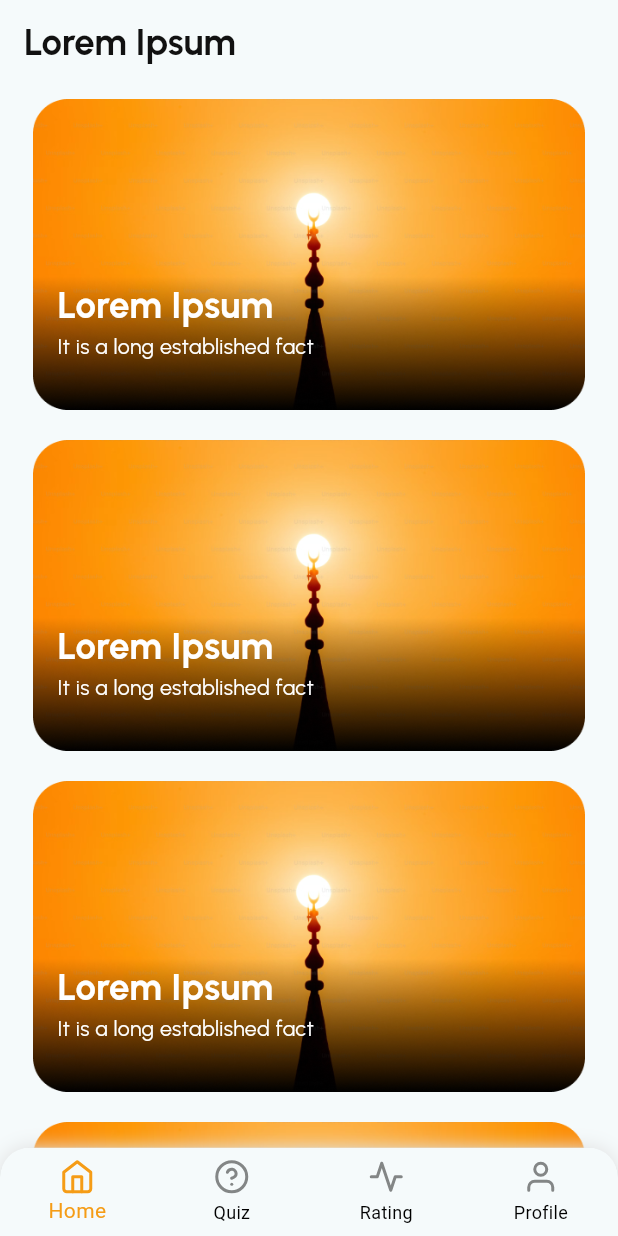
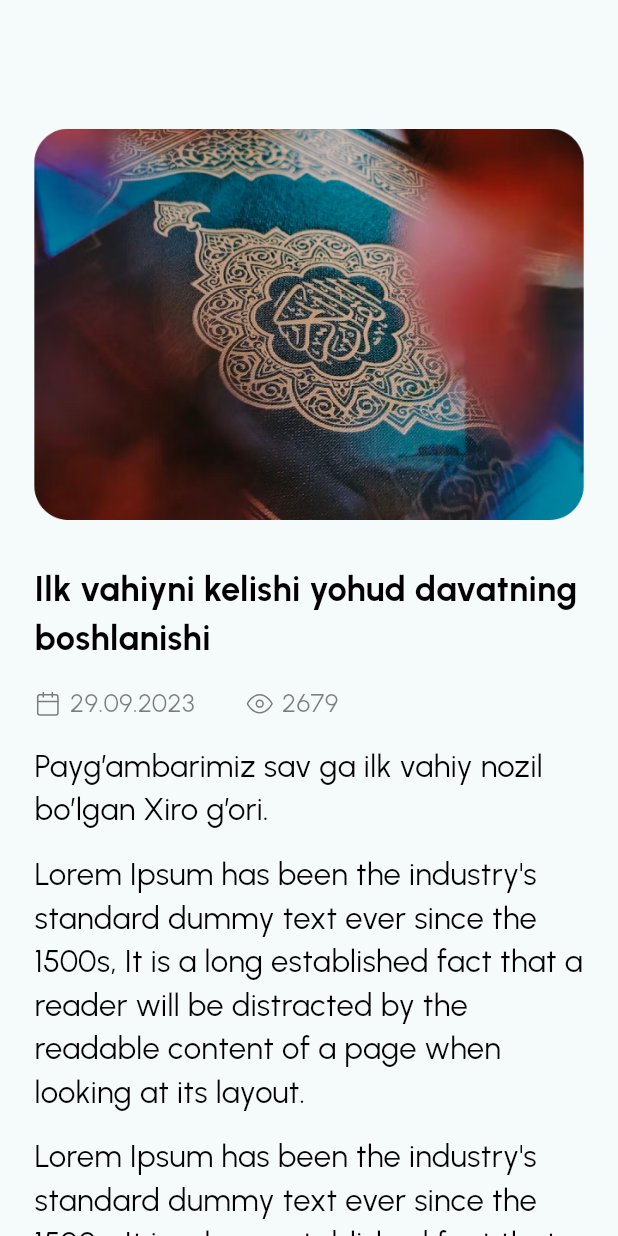
Before and after one commit to xasanov1716/Nabeey, a Flutter app: the screen it shows after launch, on a phone screen of 412 x 824 dp. Run offline on Flutter 3.47's test engine with Material 2 defaults, Android fonts, the phone set to English and light mode, and no system bars; drawn by our look-alikes of zoom_tap_animation; our stand-ins replace audioplayers, chewie, equatable, flutter_bloc, flutter_screenutil, flutter_svg and 2 more.

Commit message:
article_detail_screen added

```diff
--- a/lib/main.dart
+++ b/lib/main.dart
@@ -1,5 +1,6 @@
 import 'package:contest_app/blocs/audio_bloc/audio_bloc.dart';
 import 'package:contest_app/ui/tab/app_routes.dart';
+import 'package:contest_app/ui/tab/home/sub_screens/articles/sub_screen/article_detail_screen.dart';
 import 'package:contest_app/ui/tab/home/sub_screens/videos/sub_screens/all_videos/videos_screen.dart';
 import 'package:contest_app/utils/theme.dart';
 import 'package:flutter/material.dart';
@@ -41,8 +42,9 @@ class MyApp extends StatelessWidget {
             colorScheme: ColorScheme.fromSeed(seedColor: Colors.white),
             useMaterial3: true,
           ),
-          initialRoute: RouteNames.tabBox,
-          onGenerateRoute: AppRoutes.generateRoute,
+          home: const ArticleDetailScreen(),
+          // initialRoute: RouteNames.tabBox,
+          // onGenerateRoute: AppRoutes.generateRoute,
         );
       },
     );
--- /dev/null
+++ b/lib/ui/tab/home/sub_screens/articles/sub_screen/article_detail_screen.dart
@@ -0,0 +1,108 @@
+import 'package:contest_app/utils/constants.dart';
+import 'package:contest_app/utils/icons.dart';
+import 'package:flutter/material.dart';
+import 'package:flutter_svg/flutter_svg.dart';
+import '../../../../../../utils/colors.dart';
+
+class ArticleDetailScreen extends StatelessWidget {
+  const ArticleDetailScreen({super.key});
+
+  @override
+  Widget build(BuildContext context) {
+    double height = MediaQuery.of(context).size.height;
+    double width = MediaQuery.of(context).size.width;
+    return Scaffold(
+      appBar: AppBar(),
+      body: Padding(
+        padding: EdgeInsets.symmetric(horizontal: width / 18),
+        child: ListView(
+          physics: const BouncingScrollPhysics(),
+          children: [
+            Padding(
+              padding: EdgeInsets.symmetric(vertical: width / 18),
+              child: ClipRRect(
+                borderRadius: BorderRadius.circular(width / 18),
+                child: Image.asset(AppIcons.articleDetail, height: height / 3, width: width / 1.125),
+              ),
+            ),
+            Text(
+              "Ilk vahiyni kelishi yohud davatning boshlanishi",
+              maxLines: 2,
+              overflow: TextOverflow.ellipsis,
+              style: TextStyle(
+                color: AppColors.black,
+                fontSize: width / 18,
+                fontWeight: FontWeight.w700,
+                fontFamily: "Urbanist",
+              ),
+            ),
+            Padding(
+              padding: EdgeInsets.symmetric(vertical: height / 58),
+              child: Row(
+                children: [
+                  SvgPicture.asset(AppIcons.calendar,colorFilter: ColorFilter.mode(Colors.black.withOpacity(0.5), BlendMode.srcIn)),
+                  SizedBox(width: width / 72),
+                  Text(
+                    "${(DateTime.now()).toString().substring(8, 10)}.${(DateTime.now()).toString().substring(5, 7)}.${(DateTime.now()).toString().substring(0, 4)}",
+                    style: TextStyle(
+                      color: AppColors.black.withOpacity(0.5),
+                      fontSize: width / 24,
+                      fontWeight: FontWeight.w400,
+                      fontFamily: "Urbanist",
+                    ),
+                  ),
+                  SizedBox(width: width / 12),
+                  SvgPicture.asset(AppIcons.eye,colorFilter: ColorFilter.mode(Colors.black.withOpacity(0.5), BlendMode.srcIn)),
+                  SizedBox(width: width / 72),
+                  Text(
+                    "2679",
+                    style: TextStyle(
+                      color: AppColors.black.withOpacity(0.5),
+                      fontSize: width / 24,
+                      fontWeight: FontWeight.w400,
+                      fontFamily: "Urbanist",
+                    ),
+                  ),
+                ],
+              ),
+            ),
+            Text(
+              "Payg’ambarimiz sav ga ilk vahiy nozil bo’lgan Xiro g’ori.",
+              maxLines: 2,
+              overflow: TextOverflow.ellipsis,
+              style: TextStyle(
+                color: AppColors.black,
+                fontSize: width / 20,
+                fontWeight: FontWeight.w400,
+                fontFamily: "Urbanist",
+              ),
+            ),
+            Padding(
+              padding: EdgeInsets.symmetric(vertical: height / 58),
+              child: Text(
+                exampleText,
+                // overflow: TextOverflow.ellipsis,
+                style: TextStyle(
+                  color: AppColors.black,
+                  fontSize: width / 20,
+                  fontWeight: FontWeight.w400,
+                  fontFamily: "Urbanist",
+                ),
+              ),
+            ),
+            Text(
+              exampleText,
+              style: TextStyle(
+                color: AppColors.black,
+                fontSize: width / 20,
+                fontWeight: FontWeight.w400,
+                fontFamily: "Urbanist",
+              ),
+            ),
+            SizedBox(height: height / 58),
+          ],
+        ),
+      ),
+    );
+  }
+}
--- a/lib/utils/constants.dart
+++ b/lib/utils/constants.dart
@@ -13,3 +13,5 @@ class TimeOutConstants {
 }
 
 const String token = "";
+
+String exampleText = "Lorem Ipsum has been the industry's standard dummy text ever since the 1500s, It is a long established fact that a reader will be distracted by the readable content of a page when looking at its layout.";
--- a/lib/utils/icons.dart
+++ b/lib/utils/icons.dart
@@ -3,6 +3,7 @@ class AppIcons {
   static const String image1 = "assets/images/image1.png";
   static const String image2 = "assets/images/image2.png";
   static const String videoImg = "assets/images/img_video.png";
+  static const String articleDetail = "assets/images/article_detail.png";
 
   // svg
   static const String articleBackground = "assets/svg/article_background.svg";
@@ -30,4 +31,6 @@ class AppIcons {
   static const String ellipse = "assets/svg/ellipse.svg";
   static const String nextArrow = "assets/svg/next_arrow.svg";
   static const String send = "assets/svg/send.svg";
+  static const String calendar = "assets/svg/calendar.svg";
+  static const String eye = "assets/svg/eye.svg";
 }
```
Also changed, not shown: assets/images/article_detail.png (added), assets/svg/calendar.svg (added), assets/svg/eye.svg (added).
